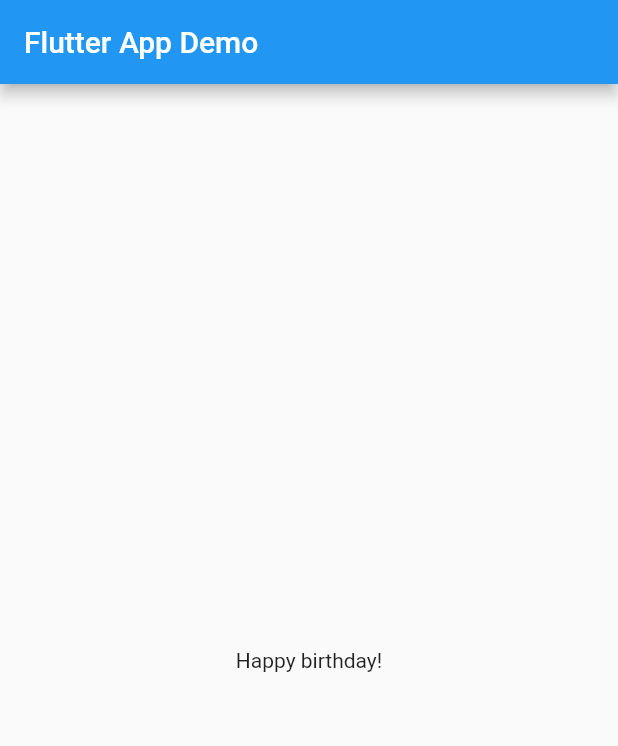
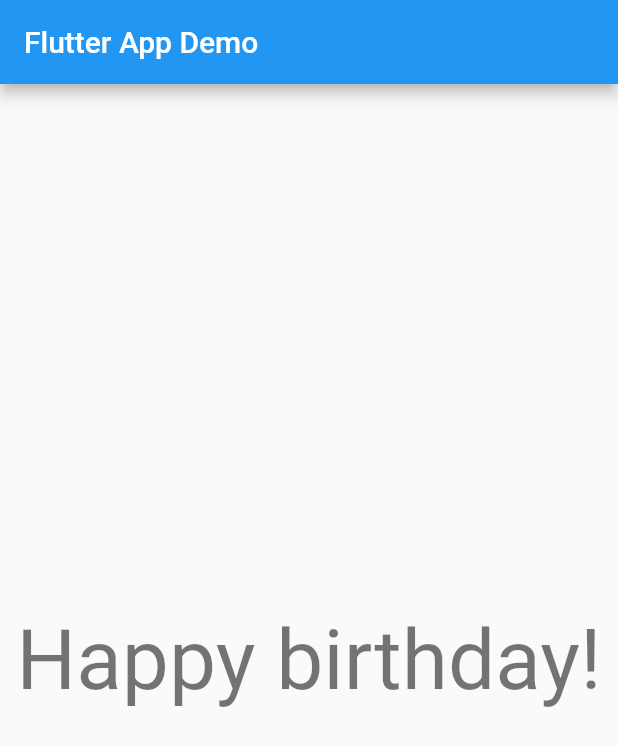
Before and after one commit to caiooct/flutter-i18n, a Flutter app: the screen it shows after launch, on a phone screen of 412 x 824 dp. Shown: the top 746 px of the screen. Run offline on Flutter 3.47's test engine with Material 2 defaults, Android fonts, the phone set to English and light mode, and no system bars; generated files the repository leaves out were written again.

Commit message:
Update label textstyle

```diff
--- a/lib/main.dart
+++ b/lib/main.dart
@@ -32,7 +32,11 @@ class HomePage extends StatelessWidget {
         title: const Text('Flutter App Demo'),
       ),
       body: Center(
-        child: Text(AppLocalizations.of(context).happyBirthday),
+        child: Text(
+          AppLocalizations.of(context).happyBirthday,
+          style: Theme.of(context).textTheme.displayMedium,
+          textAlign: TextAlign.center,
+        ),
       ),
     );
   }
```
